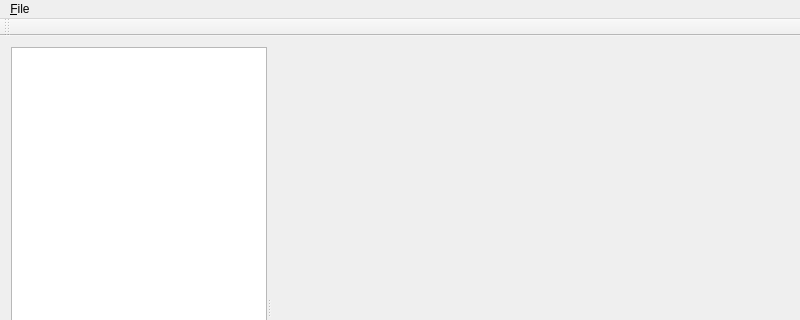
Old version of the form mainwindow.ui in the repository rolker/camp; both pictures show x 0 to 800 and y 0 to 320 of the 800 by 600 pixel window.
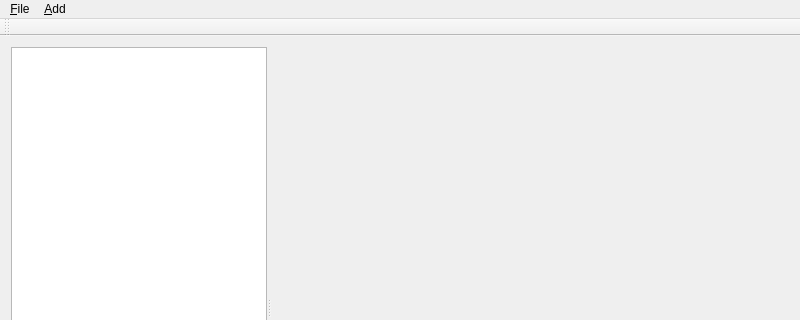
New version of the form. Custom widgets are drawn as their Qt base class.

Commit message: Cleaned up zooming and panning code by creating ScaledView class. Started adding georefencing support by spliting off a GeoReferenced base class.

The edit to the form file:
```diff
--- a/mainwindow.ui
+++ b/mainwindow.ui
@@ -77,7 +77,15 @@
     </property>
     <addaction name="action_Open"/>
    </widget>
+   <widget class="QMenu" name="menu_Add">
+    <property name="title">
+     <string>&amp;Add</string>
+    </property>
+    <addaction name="action_Waypoint"/>
+    <addaction name="action_Trackline"/>
+   </widget>
    <addaction name="menu_File"/>
+   <addaction name="menu_Add"/>
   </widget>
   <widget class="QToolBar" name="mainToolBar">
    <attribute name="toolBarArea">
```
Left out of the diff: 13 changed lines with no effect on the pictures. The commit also changes 11 other files.
